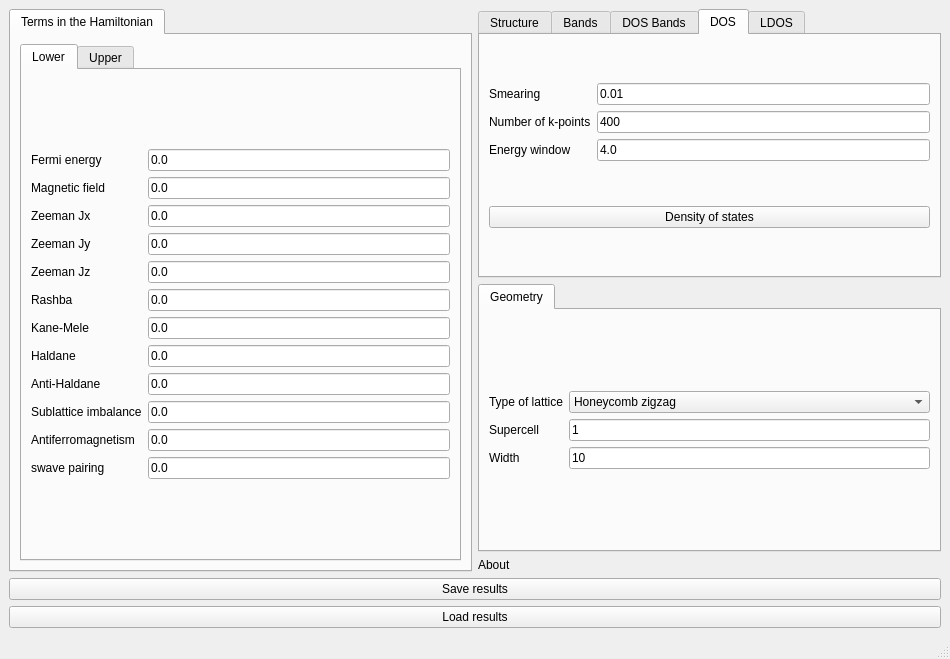
First picture: the form in interface-pyqt/hybridribbon/interface.ui, repository joselado/quantum-lattice, before the edit.
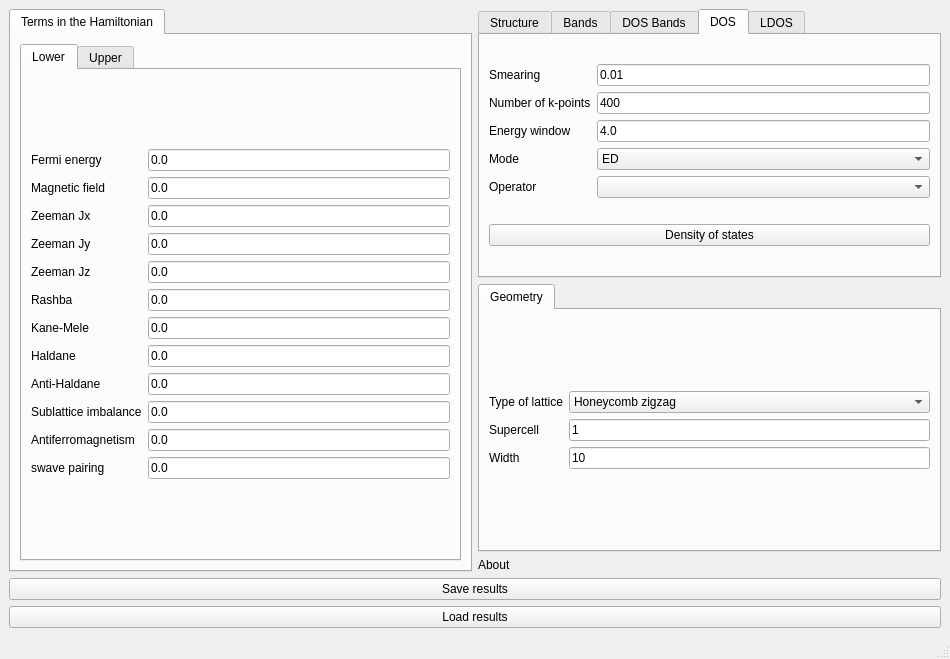
Second picture: the form after the edit. The open tabs and pages were chosen to show the change.

Commit message: Add operator-projected DOS and KPM mode to get_dos

```diff
--- a/interface-pyqt/hybridribbon/interface.ui
+++ b/interface-pyqt/hybridribbon/interface.ui
@@ -664,6 +664,42 @@
             </property>
            </widget>
           </item>
+          <item row="3" column="0">
+           <widget class="QLabel" name="label_dos_mode">
+            <property name="text">
+             <string>Mode</string>
+            </property>
+           </widget>
+          </item>
+          <item row="3" column="1">
+           <widget class="QComboBox" name="dos_mode">
+            <item>
+             <property name="text">
+              <string>ED</string>
+             </property>
+            </item>
+            <item>
+             <property name="text">
+              <string>Green</string>
+             </property>
+            </item>
+            <item>
+             <property name="text">
+              <string>KPM</string>
+             </property>
+            </item>
+           </widget>
+          </item>
+          <item row="4" column="0">
+           <widget class="QLabel" name="label_dos_operator">
+            <property name="text">
+             <string>Operator</string>
+            </property>
+           </widget>
+          </item>
+          <item row="4" column="1">
+           <widget class="QComboBox" name="dos_operator"/>
+          </item>
          </layout>
         </item>
         <item row="1" column="0">
```
The commit also changes 27 other files.
